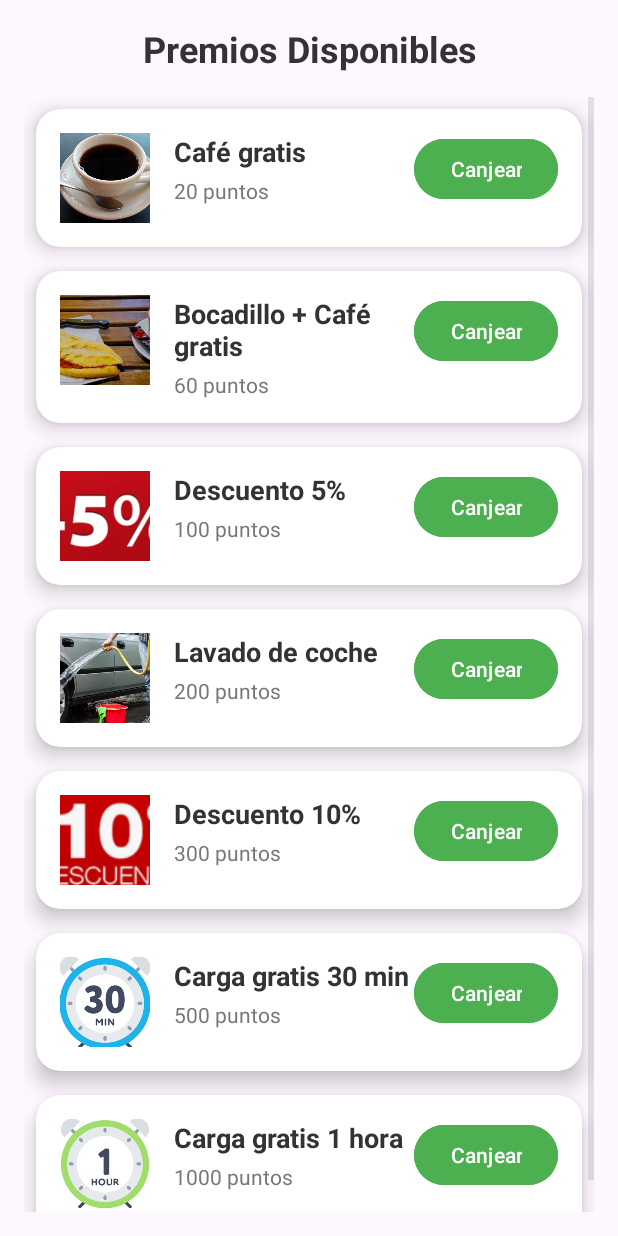
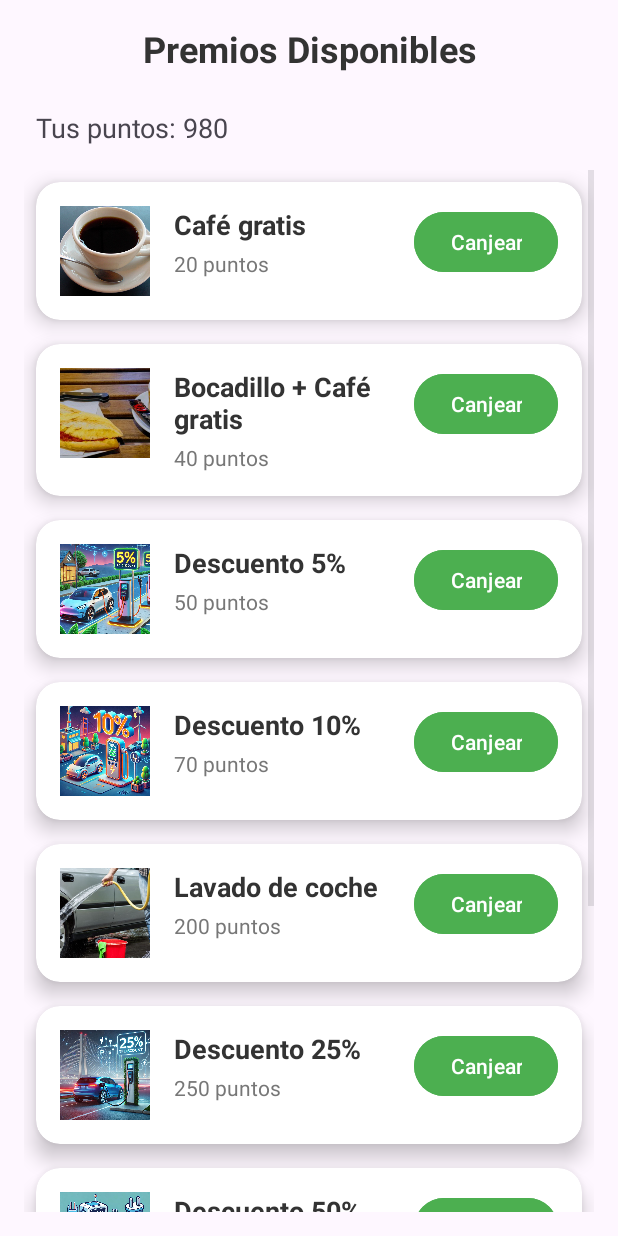
Before and after one commit to Caronte2/Grupo-Alfa, an Android app: the fragment Tab1 shown on its own in the app's theme, after a tap on "Canjear", on a phone screen of 412 x 824 dp. Run offline under Robolectric (Android 15) with nearby library versions, the phone set to English and light mode, and no system bars.

Commit message:
Cambio en canje de puntos

```diff
--- a/app/src/main/java/com/example/zapstation/Tab1.java
+++ b/app/src/main/java/com/example/zapstation/Tab1.java
@@ -4,6 +4,7 @@ import android.os.Bundle;
 import android.view.LayoutInflater;
 import android.view.View;
 import android.view.ViewGroup;
+import android.widget.TextView;
 import android.widget.Toast;
 
 import androidx.fragment.app.Fragment;
@@ -14,6 +15,9 @@ import java.util.ArrayList;
 import java.util.List;
 
 public class Tab1 extends Fragment {
+    private int puntosDisponibles = 1000; // Puntos iniciales
+    private TextView puntosTextView;
+
     @Override
     public void onCreate(Bundle savedInstanceState) {
         super.onCreate(savedInstanceState);
@@ -22,6 +26,10 @@ public class Tab1 extends Fragment {
     @Override
     public View onCreateView(LayoutInflater inflater, ViewGroup container, Bundle savedInstanceState) {
         View view = inflater.inflate(R.layout.tab1, container, false);
+
+        // Configurar TextView de puntos
+        puntosTextView = view.findViewById(R.id.puntos);
+        actualizarPuntosTextView();
 
         // Configurar RecyclerView
         RecyclerView recyclerView = view.findViewById(R.id.recyclerViewPremios);
@@ -32,10 +40,21 @@ public class Tab1 extends Fragment {
 
         // Configurar adaptador
         PremioAdapter adapter = new PremioAdapter(premios, premio -> {
-            // Acción al canjear un premio
-            Toast.makeText(getActivity(),
-                    "¡Canjeaste " + premio.getNombre() + " por " + premio.getPuntos() + " puntos!",
-                    Toast.LENGTH_SHORT).show();
+            if (puntosDisponibles >= premio.getPuntos()) {
+                // Restar los puntos y actualizar el TextView
+                puntosDisponibles -= premio.getPuntos();
+                actualizarPuntosTextView();
+
+                // Mostrar mensaje de éxito
+                Toast.makeText(getActivity(),
+                        "¡Canjeaste " + premio.getNombre() + " por " + premio.getPuntos() + " puntos!",
+                        Toast.LENGTH_SHORT).show();
+            } else {
+                // Mostrar mensaje de error
+                Toast.makeText(getActivity(),
+                        "No tienes suficientes puntos para canjear " + premio.getNombre(),
+                        Toast.LENGTH_SHORT).show();
+            }
         });
 
         recyclerView.setAdapter(adapter);
@@ -46,13 +65,20 @@ public class Tab1 extends Fragment {
     // Método para generar una lista de premios
     private List<Premio> obtenerListaPremios() {
         List<Premio> premios = new ArrayList<>();
-        premios.add(new Premio("Café gratis", 20,R.drawable.img));
-        premios.add(new Premio("Bocadillo + Café gratis", 60,R.drawable.almuerzo));
-        premios.add(new Premio("Descuento 5%", 100,R.drawable.descuento1));
-        premios.add(new Premio("Lavado de coche", 200,R.drawable.lavado));
-        premios.add(new Premio("Descuento 10%", 300,R.drawable.descuento2));
-        premios.add(new Premio("Carga gratis 30 min", 500,R.drawable.tiempo));
-        premios.add(new Premio("Carga gratis 1 hora", 1000,R.drawable.tiempo2));
+        premios.add(new Premio("Café gratis", 20, R.drawable.img));
+        premios.add(new Premio("Bocadillo + Café gratis", 40, R.drawable.almuerzo));
+        premios.add(new Premio("Descuento 5%", 50, R.drawable.descuento_5));
+        premios.add(new Premio("Descuento 10%", 70, R.drawable.descuento_10));
+        premios.add(new Premio("Lavado de coche", 200, R.drawable.lavado));
+        premios.add(new Premio("Descuento 25%", 250, R.drawable.descuento_25));
+        premios.add(new Premio("Descuento 50%", 500, R.drawable.descuento_50));
+        premios.add(new Premio("Carga gratis 30 min", 500, R.drawable.tiempo));
+        premios.add(new Premio("Carga gratis 1 hora", 1000, R.drawable.tiempo2));
         return premios;
     }
+
+    // Método para actualizar el texto del TextView de puntos
+    private void actualizarPuntosTextView() {
+        puntosTextView.setText("Tus puntos: " + puntosDisponibles);
+    }
 }
--- a/app/src/main/res/layout/custom_login.xml
+++ b/app/src/main/res/layout/custom_login.xml
@@ -56,11 +56,11 @@
                 <EditText
                     android:id="@+id/contraseña"
                     android:layout_width="match_parent"
-                    android:layout_height="wrap_content"
+                    android:layout_height="50dp"
                     android:hint="Contraseña"
                     android:imeOptions="actionDone"
                     android:inputType="textPassword"
-                    android:textSize="14sp" />
+                    android:textSize="10sp" />
             </com.google.android.material.textfield.TextInputLayout>
 
             <Button
@@ -142,7 +142,7 @@
                     android:hint="Correo electrónico"
                     android:imeOptions="actionNext"
                     android:inputType="textEmailAddress"
-                    android:textSize="14sp" />
+                    android:textSize="10sp" />
             </com.google.android.material.textfield.TextInputLayout>
 
             <TextView
--- a/app/src/main/res/layout/tab1.xml
+++ b/app/src/main/res/layout/tab1.xml
@@ -8,7 +8,6 @@
     tools:context=".MainActivity">
 
     <LinearLayout
-        xmlns:android="http://schemas.android.com/apk/res/android"
         android:layout_width="match_parent"
         android:layout_height="match_parent"
         android:orientation="vertical"
@@ -27,12 +26,22 @@
             android:layout_marginBottom="16dp" />
 
         <!-- RecyclerView -->
+        <TextView
+            android:id="@+id/puntos"
+            android:layout_width="match_parent"
+            android:layout_height="wrap_content"
+            android:text="Tus puntos: 1000"
+            android:textSize="18sp"
+            android:padding="8dp"
+            android:layout_marginBottom="8dp" />
+
         <androidx.recyclerview.widget.RecyclerView
             android:id="@+id/recyclerViewPremios"
             android:layout_width="match_parent"
             android:layout_height="match_parent"
             android:clipToPadding="false"
             android:scrollbars="vertical" />
+
     </LinearLayout>
 
 </androidx.constraintlayout.widget.ConstraintLayout>
```
Also changed, not shown: app/src/main/res/drawable/descuento1.png (deleted), app/src/main/res/drawable/descuento2.png (deleted), app/src/main/res/drawable/descuento_10.jpg (added), app/src/main/res/drawable/descuento_25.jpg (added), app/src/main/res/drawable/descuento_5.jpg (added), app/src/main/res/drawable/descuento_50.jpg (added).
